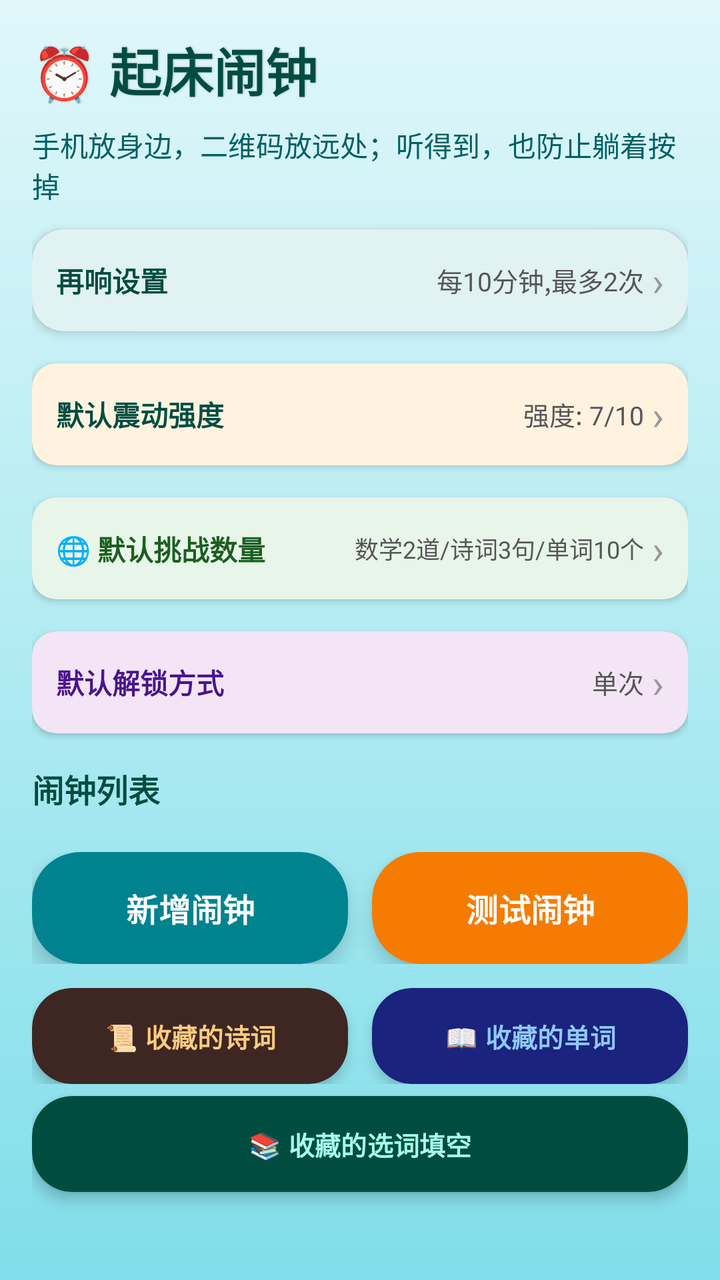
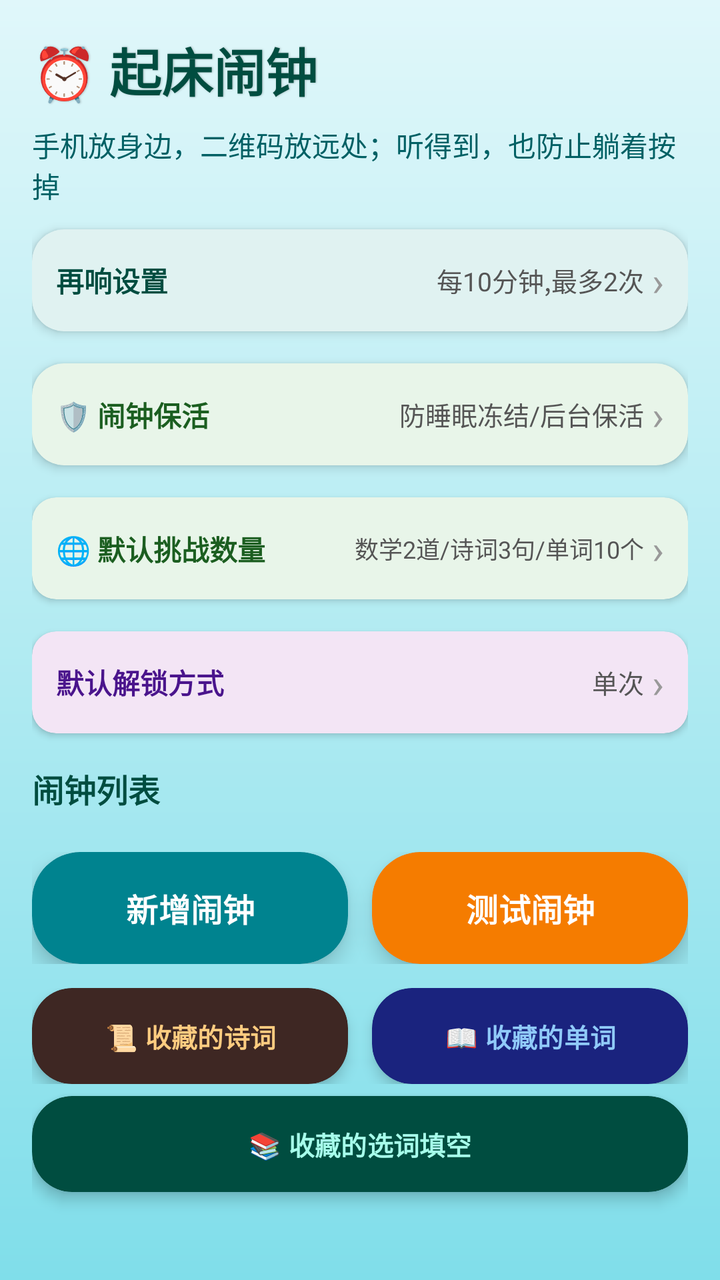

An Android layout rendered at two revisions. The XML below is the earlier revision; the diff shows what the commit changed to produce the second picture.
<!-- AndroidManifest.xml: activity theme Theme.IronWill.Alarm -->
<!-- res/layout/fragment_alarm.xml -->
<?xml version="1.0" encoding="utf-8"?>
<androidx.core.widget.NestedScrollView xmlns:android="http://schemas.android.com/apk/res/android"
    xmlns:app="http://schemas.android.com/apk/res-auto"
    android:layout_width="match_parent"
    android:layout_height="match_parent"
    android:background="@drawable/bg_sea_surface"
    android:fitsSystemWindows="true"
    android:clipToPadding="false"
    android:fillViewport="true">

    <LinearLayout
        android:layout_width="match_parent"
        android:layout_height="wrap_content"
        android:orientation="vertical"
        android:padding="16dp"
        android:paddingBottom="80dp">

        <TextView
            android:layout_width="wrap_content"
            android:layout_height="wrap_content"
            android:text="⏰ 起床闹钟"
            android:textSize="26sp"
            android:textStyle="bold"
            android:textColor="#004D40"
            android:shadowColor="#40000000"
            android:shadowDx="1"
            android:shadowRadius="2" />

        <TextView
            android:layout_width="match_parent"
            android:layout_height="wrap_content"
            android:text="手机放身边，二维码放远处；听得到，也防止躺着按掉"
            android:textSize="14sp"
            android:textColor="#006064"
            android:layout_marginTop="8dp"
            android:layout_marginBottom="12dp" />

        <androidx.cardview.widget.CardView
            android:layout_width="match_parent"
            android:layout_height="wrap_content"
            android:layout_marginBottom="16dp"
            app:cardCornerRadius="16dp"
            app:cardElevation="3dp"
            app:cardBackgroundColor="#E0F2F1">

            <LinearLayout
                android:id="@+id/layout_snooze_settings"
                android:layout_width="match_parent"
                android:layout_height="wrap_content"
                android:orientation="horizontal"
                android:padding="12dp"
                android:gravity="center_vertical"
                android:clickable="true"
                android:focusable="true"
                android:foreground="?attr/selectableItemBackground">

                <TextView
                    android:layout_width="wrap_content"
                    android:layout_height="wrap_content"
                    android:text="再响设置"
                    android:textSize="14sp"
                    android:textStyle="bold"
                    android:textColor="#004D40" />

                <Space
                    android:layout_width="0dp"
                    android:layout_height="match_parent"
                    android:layout_weight="1" />

                <TextView
                    android:id="@+id/tv_snooze_summary"
                    android:layout_width="wrap_content"
                    android:layout_height="wrap_content"
                    android:text="每10分钟,最多2次"
                    android:textSize="13sp"
                    android:textColor="#555555"
                    android:layout_marginEnd="4dp" />

                <TextView
                    android:layout_width="wrap_content"
                    android:layout_height="wrap_content"
                    android:text="›"
                    android:textSize="20sp"
                    android:textColor="#999999" />
            </LinearLayout>
        </androidx.cardview.widget.CardView>

        
        <androidx.cardview.widget.CardView
            android:layout_width="match_parent"
            android:layout_height="wrap_content"
            android:layout_marginBottom="16dp"
            app:cardCornerRadius="12dp"
            app:cardElevation="2dp"
            app:cardBackgroundColor="#FFF3E0">

            <LinearLayout
                android:id="@+id/layout_vibration_settings"
                android:layout_width="match_parent"
                android:layout_height="wrap_content"
                android:orientation="horizontal"
                android:padding="12dp"
                android:gravity="center_vertical"
                android:clickable="true"
                android:focusable="true"
                android:foreground="?attr/selectableItemBackground">

                <TextView
                    android:layout_width="wrap_content"
                    android:layout_height="wrap_content"
                    android:text="默认震动强度"
                    android:textSize="14sp"
                    android:textStyle="bold"
                    android:textColor="#004D40" />

                <Space
                    android:layout_width="0dp"
                    android:layout_height="match_parent"
                    android:layout_weight="1" />

                <TextView
                    android:id="@+id/tv_vibration_summary"
                    android:layout_width="wrap_content"
                    android:layout_height="wrap_content"
                    android:text="强度: 7/10"
                    android:textSize="13sp"
                    android:textColor="#555555"
                    android:layout_marginEnd="4dp" />

                <TextView
                    android:layout_width="wrap_content"
                    android:layout_height="wrap_content"
                    android:text="›"
                    android:textSize="20sp"
                    android:textColor="#999999" />
            </LinearLayout>
        </androidx.cardview.widget.CardView>

        
        <androidx.cardview.widget.CardView
            android:layout_width="match_parent"
            android:layout_height="wrap_content"
            android:layout_marginBottom="16dp"
            app:cardCornerRadius="12dp"
            app:cardElevation="2dp"
            app:cardBackgroundColor="#E8F5E9">

            <LinearLayout
                android:id="@+id/layout_challenge_settings"
                android:layout_width="match_parent"
                android:layout_height="wrap_content"
                android:orientation="horizontal"
                android:padding="12dp"
                android:gravity="center_vertical"
                android:clickable="true"
                android:focusable="true"
                android:foreground="?attr/selectableItemBackground">

                <TextView
                    android:layout_width="wrap_content"
                    android:layout_height="wrap_content"
                    android:text="🌐 默认挑战数量"
                    android:textSize="14sp"
                    android:textStyle="bold"
                    android:textColor="#1B5E20" />

                <Space
                    android:layout_width="0dp"
                    android:layout_height="match_parent"
                    android:layout_weight="1" />

                <TextView
                    android:id="@+id/tv_challenge_summary"
                    android:layout_width="wrap_content"
                    android:layout_height="wrap_content"
                    android:text="数学2道/诗词3句/单词10个"
                    android:textSize="12sp"
                    android:textColor="#555555"
                    android:layout_marginEnd="4dp"
                    android:maxLines="1" />

                <TextView
                    android:layout_width="wrap_content"
                    android:layout_height="wrap_content"
                    android:text="›"
                    android:textSize="20sp"
                    android:textColor="#999999" />
            </LinearLayout>
        </androidx.cardview.widget.CardView>

        
        <androidx.cardview.widget.CardView
            android:layout_width="match_parent"
            android:layout_height="wrap_content"
            android:layout_marginBottom="16dp"
            app:cardCornerRadius="12dp"
            app:cardElevation="2dp"
            app:cardBackgroundColor="#F3E5F5">

            <LinearLayout
                android:id="@+id/layout_unlock_settings"
                android:layout_width="match_parent"
                android:layout_height="wrap_content"
                android:orientation="horizontal"
                android:padding="12dp"
                android:gravity="center_vertical"
                android:clickable="true"
                android:focusable="true"
                android:foreground="?attr/selectableItemBackground">

                <TextView
                    android:layout_width="wrap_content"
                    android:layout_height="wrap_content"
                    android:text="默认解锁方式"
                    android:textSize="14sp"
                    android:textStyle="bold"
                    android:textColor="#4A148C" />

                <Space
                    android:layout_width="0dp"
                    android:layout_height="match_parent"
                    android:layout_weight="1" />

                <TextView
                    android:id="@+id/tv_unlock_summary"
                    android:layout_width="wrap_content"
                    android:layout_height="wrap_content"
                    android:text="单次"
                    android:textSize="13sp"
                    android:textColor="#555555"
                    android:layout_marginEnd="4dp"
                    android:maxLines="1" />

                <TextView
                    android:layout_width="wrap_content"
                    android:layout_height="wrap_content"
                    android:text="›"
                    android:textSize="20sp"
                    android:textColor="#999999" />
            </LinearLayout>
        </androidx.cardview.widget.CardView>

        <TextView
            android:layout_width="match_parent"
            android:layout_height="wrap_content"
            android:text="闹钟列表"
            android:textSize="16sp"
            android:textStyle="bold"
            android:textColor="#004D40"
            android:layout_marginBottom="8dp" />

        <androidx.recyclerview.widget.RecyclerView
            android:id="@+id/rv_alarm_list"
            android:layout_width="match_parent"
            android:layout_height="wrap_content"
            android:nestedScrollingEnabled="false"
            android:overScrollMode="never" />

        <LinearLayout
            android:layout_width="match_parent"
            android:layout_height="wrap_content"
            android:orientation="horizontal"
            android:layout_marginTop="12dp">

            <androidx.cardview.widget.CardView
                android:layout_width="0dp"
                android:layout_height="wrap_content"
                android:layout_weight="1"
                android:layout_marginEnd="6dp"
                app:cardCornerRadius="24dp"
                app:cardElevation="6dp"
                app:cardBackgroundColor="#00838F">

                <Button
                    android:id="@+id/btn_add_alarm"
                    android:layout_width="match_parent"
                    android:layout_height="56dp"
                    android:text="新增闹钟"
                    android:textSize="16sp"
                    android:textStyle="bold"
                    android:textColor="#FFFFFF"
                    android:background="@android:color/transparent" />
            </androidx.cardview.widget.CardView>

            <androidx.cardview.widget.CardView
                android:layout_width="0dp"
                android:layout_height="wrap_content"
                android:layout_weight="1"
                android:layout_marginStart="6dp"
                app:cardCornerRadius="24dp"
                app:cardElevation="6dp"
                app:cardBackgroundColor="#F57C00">

                <Button
                    android:id="@+id/btn_test_alarm"
                    android:layout_width="match_parent"
                    android:layout_height="56dp"
                    android:text="测试闹钟"
                    android:textSize="16sp"
                    android:textStyle="bold"
                    android:textColor="#FFFFFF"
                    android:background="@android:color/transparent" />
            </androidx.cardview.widget.CardView>
        </LinearLayout>

        
        <LinearLayout
            android:layout_width="match_parent"
            android:layout_height="wrap_content"
            android:orientation="horizontal"
            android:layout_marginTop="12dp">

            <androidx.cardview.widget.CardView
                android:layout_width="0dp"
                android:layout_height="wrap_content"
                android:layout_weight="1"
                android:layout_marginEnd="6dp"
                app:cardCornerRadius="20dp"
                app:cardElevation="4dp"
                app:cardBackgroundColor="#3E2723">

                <Button
                    android:id="@+id/btn_bookmarked_poems"
                    android:layout_width="match_parent"
                    android:layout_height="48dp"
                    android:text="📜 收藏的诗词"
                    android:textSize="13sp"
                    android:textStyle="bold"
                    android:textColor="#FFCC80"
                    android:background="@android:color/transparent" />
            </androidx.cardview.widget.CardView>

            <androidx.cardview.widget.CardView
                android:layout_width="0dp"
                android:layout_height="wrap_content"
                android:layout_weight="1"
                android:layout_marginStart="6dp"
                app:cardCornerRadius="20dp"
                app:cardElevation="4dp"
                app:cardBackgroundColor="#1A237E">

                <Button
                    android:id="@+id/btn_bookmarked_words"
                    android:layout_width="match_parent"
                    android:layout_height="48dp"
                    android:text="📖 收藏的单词"
                    android:textSize="13sp"
                    android:textStyle="bold"
                    android:textColor="#90CAF9"
                    android:background="@android:color/transparent" />
            </androidx.cardview.widget.CardView>
        </LinearLayout>

        
        <androidx.cardview.widget.CardView
            android:layout_width="match_parent"
            android:layout_height="wrap_content"
            android:layout_marginTop="6dp"
            app:cardCornerRadius="20dp"
            app:cardElevation="4dp"
            app:cardBackgroundColor="#004D40">

            <Button
                android:id="@+id/btn_bookmarked_clozes"
                android:layout_width="match_parent"
                android:layout_height="48dp"
                android:text="📚 收藏的选词填空"
                android:textSize="13sp"
                android:textStyle="bold"
                android:textColor="#A7FFEB"
                android:background="@android:color/transparent" />
        </androidx.cardview.widget.CardView>

    </LinearLayout>
</androidx.core.widget.NestedScrollView>
<!-- resources referenced by this layout -->
<resources>
  <!-- drawable bg_sea_surface (drawable) -->
  <?xml version="1.0" encoding="utf-8"?>
  <shape xmlns:android="http://schemas.android.com/apk/res/android" android:shape="rectangle">
      <gradient
          android:startColor="#E0F7FA"
          android:centerColor="#B2EBF2"
          android:endColor="#80DEEA"
          android:angle="270" />
  </shape>
  <style name="Theme.IronWill.Alarm" parent="Theme.IronWill">
          <item name="android:windowIsTranslucent">false</item>
          <item name="android:windowBackground">#0B1114</item>
          <item name="android:windowNoTitle">true</item>
          <item name="android:windowActionBar">false</item>
          <item name="android:backgroundDimEnabled">false</item>
          <item name="android:windowFullscreen">true</item>
          <item name="android:windowDrawsSystemBarBackgrounds">true</item>
          <item name="android:statusBarColor">#0B1114</item>
          <item name="android:navigationBarColor">#0B1114</item>
      </style>
  <style name="Theme.IronWill" parent="Base.Theme.IronWill" />
  <style name="Base.Theme.IronWill" parent="Theme.Material3.DayNight.NoActionBar">
          
          
      </style>
</resources>

<!-- the commit's change to res/layout/fragment_alarm.xml (unified diff, before → after) -->
@@ -87,15 +87,16 @@
 
         
         <androidx.cardview.widget.CardView
+            android:id="@+id/card_alarm_keepalive"
             android:layout_width="match_parent"
             android:layout_height="wrap_content"
             android:layout_marginBottom="16dp"
-            app:cardCornerRadius="12dp"
-            app:cardElevation="2dp"
-            app:cardBackgroundColor="#FFF3E0">
+            app:cardCornerRadius="16dp"
+            app:cardElevation="3dp"
+            app:cardBackgroundColor="#E8F5E9">
 
             <LinearLayout
-                android:id="@+id/layout_vibration_settings"
+                android:id="@+id/layout_alarm_keepalive"
                 android:layout_width="match_parent"
                 android:layout_height="wrap_content"
                 android:orientation="horizontal"
@@ -108,10 +109,10 @@
                 <TextView
                     android:layout_width="wrap_content"
                     android:layout_height="wrap_content"
-                    android:text="默认震动强度"
+                    android:text="🛡️ 闹钟保活"
                     android:textSize="14sp"
                     android:textStyle="bold"
-                    android:textColor="#004D40" />
+                    android:textColor="#1B5E20" />
 
                 <Space
                     android:layout_width="0dp"
@@ -119,10 +120,10 @@
                     android:layout_weight="1" />
 
                 <TextView
-                    android:id="@+id/tv_vibration_summary"
-                    android:layout_width="wrap_content"
-                    android:layout_height="wrap_content"
-                    android:text="强度: 7/10"
+                    android:id="@+id/tv_keepalive_summary"
+                    android:layout_width="wrap_content"
+                    android:layout_height="wrap_content"
+                    android:text="防睡眠冻结/后台保活"
                     android:textSize="13sp"
                     android:textColor="#555555"
                     android:layout_marginEnd="4dp" />
